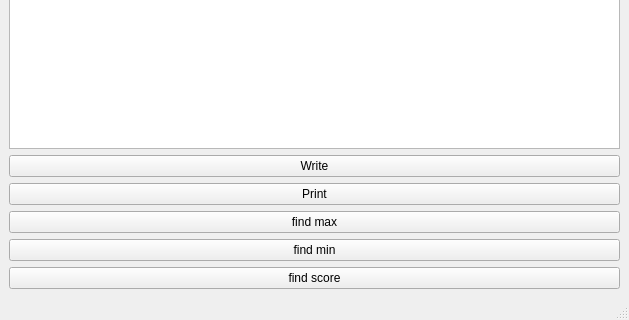
AlexSze/comp2012h-spaceinvader, file src/avlwindow.ui: the form before one commit; both pictures show x 0 to 629 and y 139 to 459 of the 629 by 459 pixel window.
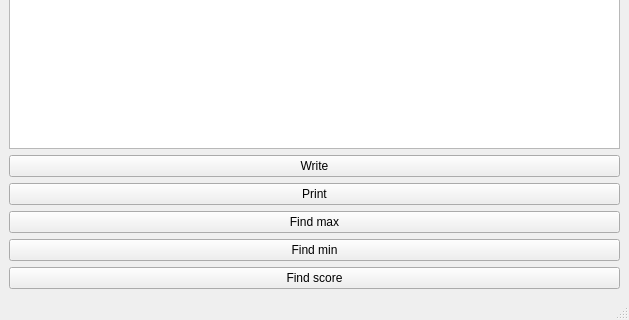
The form after the commit.

What changed in the file:
```diff
--- a/src/avlwindow.ui
+++ b/src/avlwindow.ui
@@ -37,21 +37,21 @@
       <item>
        <widget class="QPushButton" name="pushButton_max">
         <property name="text">
-         <string>find max</string>
+         <string>Find max</string>
         </property>
        </widget>
       </item>
       <item>
        <widget class="QPushButton" name="pushButton_min">
         <property name="text">
-         <string>find min</string>
+         <string>Find min</string>
         </property>
        </widget>
       </item>
       <item>
        <widget class="QPushButton" name="pushButton_score">
         <property name="text">
-         <string>find score</string>
+         <string>Find score</string>
         </property>
        </widget>
       </item>
```
Left out of the diff: 2 changed lines with no effect on the pictures.
